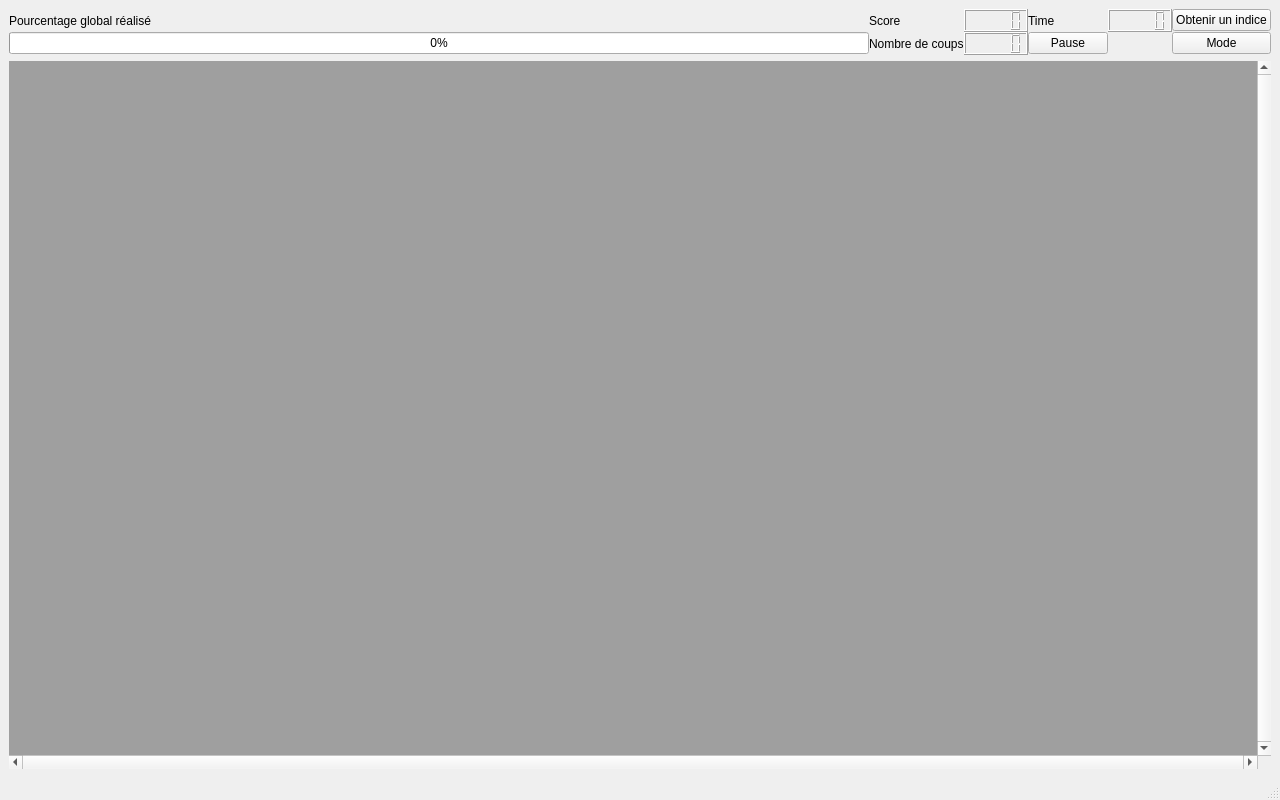
Qt form SNOTRA/Game.ui (SNOTRAProject/snotra) before a commit.
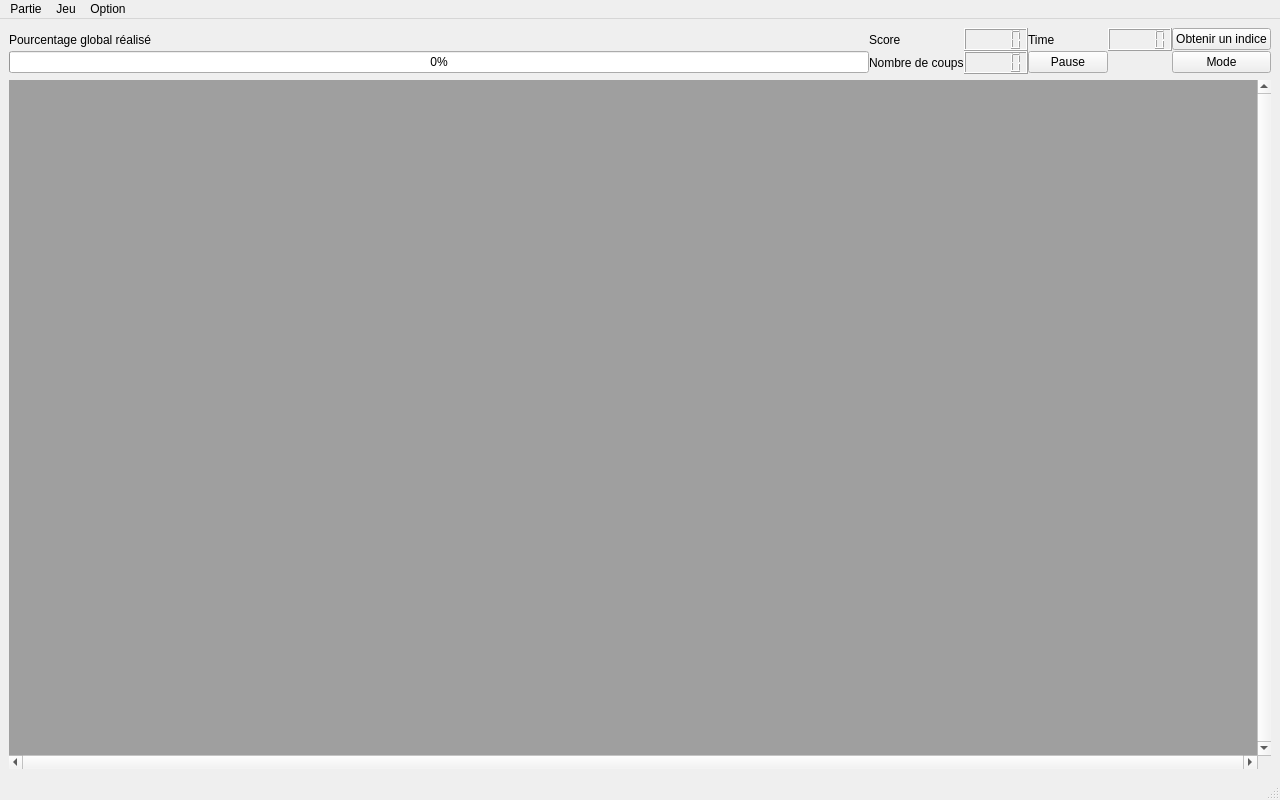
The same form after that commit. Icons and pictures are not drawn.

What changed in the file:
```diff
--- a/SNOTRA/Game.ui
+++ b/SNOTRA/Game.ui
@@ -367,6 +367,33 @@
      <height>25</height>
     </rect>
    </property>
+   <widget class="QMenu" name="menuPartie">
+    <property name="title">
+     <string>Partie</string>
+    </property>
+    <addaction name="actionNouvelle"/>
+    <addaction name="actionRecommencer"/>
+    <addaction name="actionCharger"/>
+    <addaction name="actionQuitter"/>
+   </widget>
+   <widget class="QMenu" name="menuJeu">
+    <property name="title">
+     <string>Jeu</string>
+    </property>
+    <addaction name="actionPause"/>
+    <addaction name="actionDifficult"/>
+    <addaction name="actionObtenir_un_indice"/>
+   </widget>
+   <widget class="QMenu" name="menuOption">
+    <property name="title">
+     <string>Option</string>
+    </property>
+    <addaction name="actionCr_dit"/>
+    <addaction name="actionAide"/>
+   </widget>
+   <addaction name="menuPartie"/>
+   <addaction name="menuJeu"/>
+   <addaction name="menuOption"/>
   </widget>
   <widget class="QStatusBar" name="statusbar"/>
  </widget>
```
Left out of the diff: 47 changed lines with no effect on the pictures.
